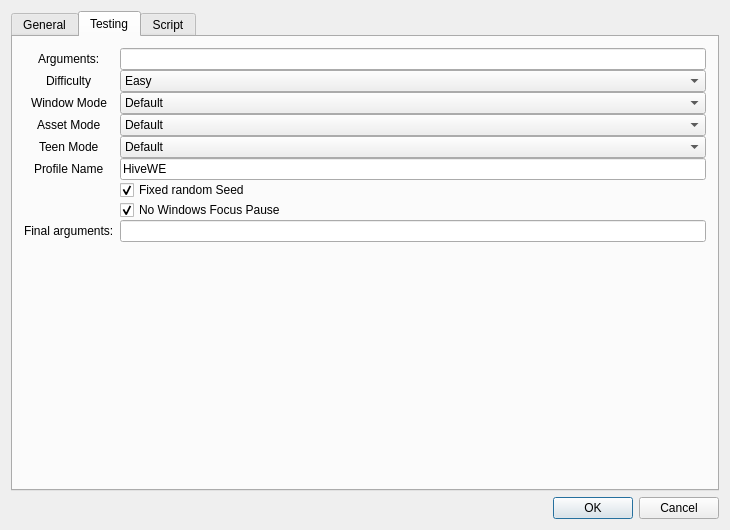
Above: src/menus/settings_editor.ui from VinerX/HiveWE before the change. Below: the same form after it.
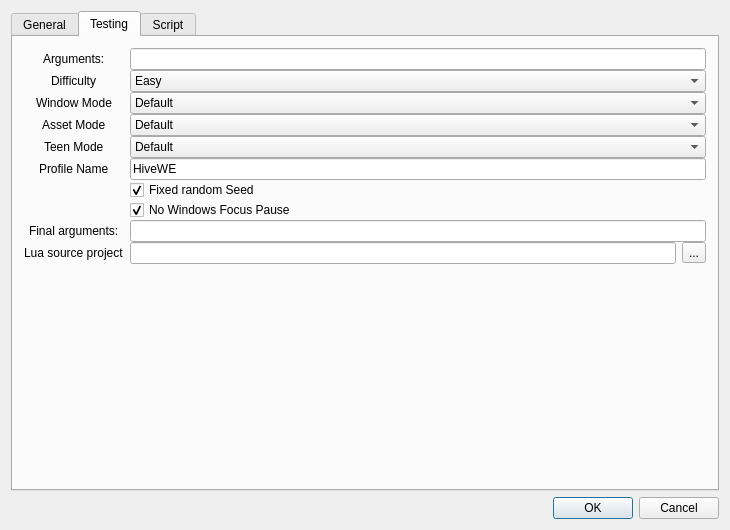
That is the form after the change. The open tabs and pages were chosen to show the change.

```diff
--- a/src/menus/settings_editor.ui
+++ b/src/menus/settings_editor.ui
@@ -305,6 +305,34 @@
              </property>
             </widget>
            </item>
+            <item row="9" column="0">
+             <widget class="QLabel" name="luaBuildProjectLabel">
+              <property name="text">
+               <string>Lua source project</string>
+              </property>
+              <property name="toolTip">
+               <string>Optional project folder containing build_map_lua.py. It is also detected automatically when the map is opened from that project.</string>
+              </property>
+             </widget>
+            </item>
+            <item row="9" column="1">
+             <layout class="QHBoxLayout" name="luaBuildProjectLayout">
+              <item>
+               <widget class="QLineEdit" name="luaBuildProject">
+                <property name="toolTip">
+                 <string>Project folder containing build_map_lua.py and map.w3x/_lua/monolith_split/manifest.json</string>
+                </property>
+               </widget>
+              </item>
+              <item>
+               <widget class="QToolButton" name="browseLuaBuildProject">
+                <property name="text">
+                 <string>...</string>
+                </property>
+               </widget>
+              </item>
+             </layout>
+            </item>
           </layout>
          </item>
         </layout>
```
Lines whose indentation alone changed are shown as unchanged.
